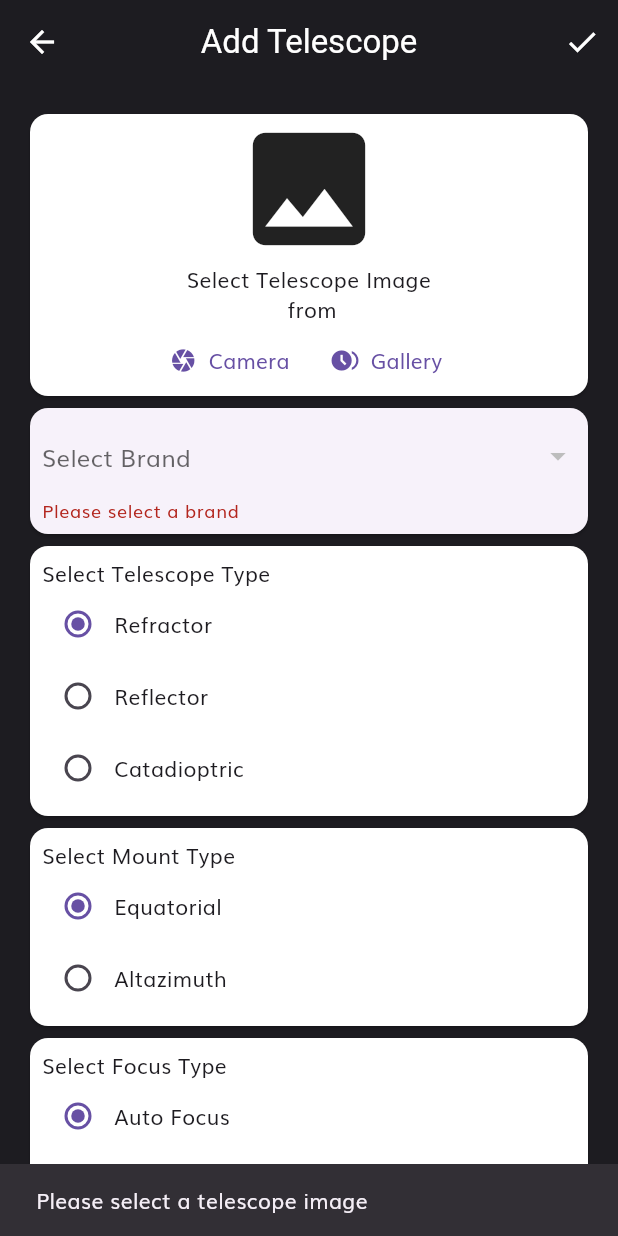
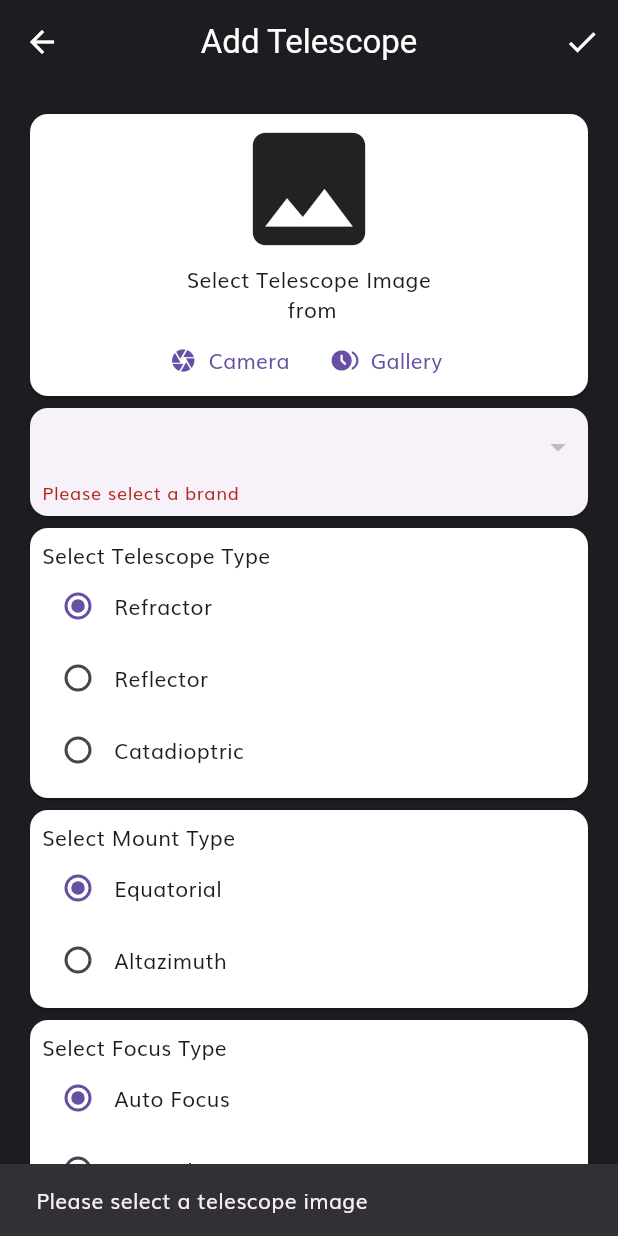
Before and after one commit to sinh3008/firebase_admin_app_flutter, a Flutter app: the AddTelescopePage screen opened by its route, after a tap on the "done" icon, on a phone screen of 412 x 824 dp. Run offline on Flutter 3.47's test engine with Material 3 defaults, Android fonts, the phone set to English and light mode, and no system bars; our stand-ins replace cached_network_image, cloud_firestore, firebase_auth, firebase_core, firebase_storage, flutter_easyloading and 3 more; accounts and stored records are empty.

Commit message:
Full App Admin

```diff
--- a/lib/customwidgets/image_holder_view.dart
+++ b/lib/customwidgets/image_holder_view.dart
@@ -15,7 +15,7 @@ class ImageHolderView extends StatelessWidget {
       height: 80,
       alignment: Alignment.center,
       decoration: BoxDecoration(
-        border: Border.all(color: Colors.white, width: 1.5)
+        border: Border.all(color: Colors.black, width: 1.5)
       ),
       child: InkWell(
         onTap: onImagePressed,
--- a/lib/main.dart
+++ b/lib/main.dart
@@ -2,6 +2,7 @@
 import 'package:firebase_admin_app_flutter/pages/add_telescope_page.dart';
 import 'package:firebase_admin_app_flutter/pages/brand_page.dart';
 import 'package:firebase_admin_app_flutter/pages/dashboard_page.dart';
+import 'package:firebase_admin_app_flutter/pages/description_page.dart';
 import 'package:firebase_admin_app_flutter/pages/login_page.dart';
 import 'package:firebase_admin_app_flutter/pages/telescope_details_page.dart';
 import 'package:firebase_admin_app_flutter/pages/view_telescope_page.dart';
@@ -42,14 +43,11 @@
         fontFamily: "Muli",
         scaffoldBackgroundColor: const Color(0xff1d1c21),
         inputDecorationTheme: const InputDecorationTheme(
-            border: InputBorder.none,
-          fillColor: kBgItem
-        ),
+            border: InputBorder.none, fillColor: kBgItem),
         appBarTheme: AppBarTheme(
           color: const Color(0xff1d1c21),
           centerTitle: true,
-          titleTextStyle: Theme
-              .of(context)
+          titleTextStyle: Theme.of(context)
               .textTheme
               .titleLarge!
               .copyWith(color: Colors.white),
@@ -94,9 +92,18 @@
               GoRoute(
                 path: TelescopeDetailsPage.routeName,
                 name: TelescopeDetailsPage.routeName,
-                builder: (context, state) =>  TelescopeDetailsPage(id: state.extra! as String),
+                builder: (context, state) =>
+                    TelescopeDetailsPage(id: state.extra! as String),
+                routes: [
+                  GoRoute(
+                    path: DescriptionPage.routeName,
+                    name: DescriptionPage.routeName,
+                    builder: (context, state) =>
+                        DescriptionPage(id: state.extra! as String),
+                  ),
+                ],
               ),
-            ]
+            ],
           ),
           GoRoute(
             path: BrandPage.routeName,
--- a/lib/pages/add_telescope_page.dart
+++ b/lib/pages/add_telescope_page.dart
@@ -105,33 +105,41 @@ class _AddTelescopePageState extends State<AddTelescopePage> {
                 ],
               ),
             ),
-            Card(
+            SizedBox(
+              height: 80,
+              child: Card(
                 child: Padding(
                   padding: const EdgeInsets.all(8.0),
                   child: Consumer<TelescopeProvider>(
                     builder: (context, provider, child) =>
                         DropdownButtonFormField<Brand>(
                       decoration: const InputDecoration(border: InputBorder.none),
-                    hint: const Text('Select Brand'),
+                      // hint: const Text('Select Brand'),
                       isExpanded: true,
+
                       value: brand,
-                    validator: (value) {
-                      if (value == null) {
+                      validator: (values) {
+                        if (values == null) {
                           return 'Please select a brand';
                         }
                         return null;
                       },
                       items: provider.brandList
-                        .map((item) => DropdownMenuItem<Brand>(
-                              value: item,
-                              child: Text(item.name),
+                          .map((items) => DropdownMenuItem<Brand>(
+                                value: items,
+                                child: Text(items.name),
                               ))
                           .toList(),
                       onChanged: (value) {
+                        provider.brandList.forEach((item) {
+                          print(item.name); // In ra tên của mỗi item trong brandList
+                        });
+
                         setState(() {
                           brand = value;
                         });
                       },
+                    ),
                   ),
                 ),
               ),
@@ -197,7 +205,7 @@ class _AddTelescopePageState extends State<AddTelescopePage> {
                 controller: _weightController,
                 decoration: const InputDecoration(
                     filled: true, labelText: 'Weight(lb)'),
-                validator: (value) {
+                validator: (String? value) {
                   if (value == null || value.isEmpty) {
                     return 'This field must not be empty';
                   }
```
Also changed, not shown: lib/pages/description_page.dart (added, +79 -0 lines), lib/pages/telescope_details_page.dart (+114 -4 lines), lib/providers/telescope_provider.dart (+11 -4 lines). Lines whose indentation alone changed are shown as unchanged.
